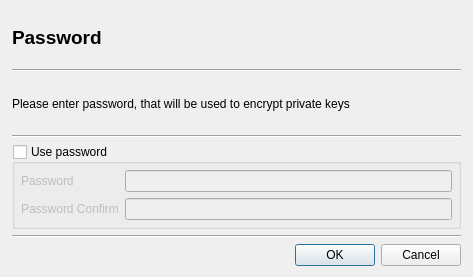
jykim74/CertMan, file CertMan/set_pass_dlg.ui: the form before one commit.
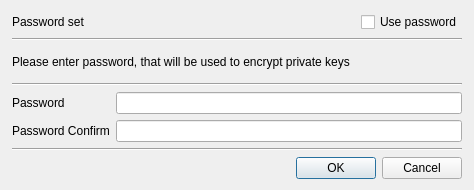
The form after the commit.

Commit message:
SetPasswd 설정 관려 오류 수정
패스워드 설정에서 입력 없이 처리 문제 수정
UI 개선

```diff
--- a/CertMan/set_pass_dlg.ui
+++ b/CertMan/set_pass_dlg.ui
@@ -6,8 +6,8 @@
    <rect>
     <x>0</x>
     <y>0</y>
-    <width>473</width>
-    <height>277</height>
+    <width>474</width>
+    <height>190</height>
    </rect>
   </property>
   <property name="windowTitle">
@@ -24,17 +24,35 @@
     <number>12</number>
    </property>
    <item>
-    <widget class="QLabel" name="label">
-     <property name="font">
-      <font>
-       <pointsize>14</pointsize>
-       <bold>true</bold>
-      </font>
-     </property>
+    <layout class="QGridLayout" name="gridLayout_3">
+     <item row="0" column="2">
+      <widget class="QCheckBox" name="mUsePassCheck">
+       <property name="text">
+        <string>Use password</string>
+       </property>
+      </widget>
+     </item>
+     <item row="0" column="0">
+      <widget class="QLabel" name="mHeadLabel">
      <property name="text">
-      <string>Password</string>
-     </property>
-    </widget>
+        <string>Password set</string>
+       </property>
+      </widget>
+     </item>
+     <item row="0" column="1">
+      <spacer name="horizontalSpacer">
+       <property name="orientation">
+        <enum>Qt::Horizontal</enum>
+       </property>
+       <property name="sizeHint" stdset="0">
+        <size>
+         <width>40</width>
+         <height>20</height>
+        </size>
+       </property>
+      </spacer>
+     </item>
+    </layout>
    </item>
    <item>
     <widget class="Line" name="line_2">
@@ -44,12 +62,19 @@
     </widget>
    </item>
    <item>
-    <widget class="QLabel" name="label_2">
+    <layout class="QGridLayout" name="gridLayout_2">
+     <property name="topMargin">
+      <number>0</number>
+     </property>
+     <item row="0" column="0">
+      <widget class="QLabel" name="mDescLabel">
      <property name="text">
       <string>Please enter password, that will be used to encrypt private keys</string>
      </property>
     </widget>
    </item>
+    </layout>
+   </item>
    <item>
     <widget class="Line" name="line">
      <property name="orientation">
@@ -58,34 +83,14 @@
     </widget>
    </item>
    <item>
-    <widget class="QGroupBox" name="mPasswdGroup">
-     <property name="title">
-      <string>Use password</string>
-     </property>
-     <property name="checkable">
-      <bool>true</bool>
-     </property>
-     <property name="checked">
-      <bool>false</bool>
-     </property>
-     <layout class="QVBoxLayout" name="verticalLayout_2">
-      <property name="spacing">
-       <number>6</number>
-      </property>
-      <property name="leftMargin">
-       <number>6</number>
-      </property>
-      <property name="topMargin">
-       <number>6</number>
-      </property>
-      <property name="rightMargin">
-       <number>6</number>
-      </property>
-      <property name="bottomMargin">
-       <number>6</number>
-      </property>
-      <item>
-       <layout class="QGridLayout" name="gridLayout_3">
+    <layout class="QGridLayout" name="gridLayout">
+     <item row="0" column="0">
+      <widget class="QLabel" name="mPasswdLabel">
+       <property name="text">
+        <string>Password</string>
+       </property>
+      </widget>
+     </item>
         <item row="0" column="1">
          <widget class="QLineEdit" name="mPasswdText">
           <property name="minimumSize">
@@ -99,15 +104,8 @@
           </property>
          </widget>
         </item>
-        <item row="0" column="0">
-         <widget class="QLabel" name="label_3">
-          <property name="text">
-           <string>Password</string>
-          </property>
-         </widget>
-        </item>
         <item row="1" column="0">
-         <widget class="QLabel" name="label_4">
+      <widget class="QLabel" name="mPasswdConfirmLabel">
           <property name="text">
            <string>Password Confirm</string>
           </property>
@@ -122,9 +120,6 @@
         </item>
        </layout>
       </item>
-     </layout>
-    </widget>
-   </item>
    <item>
     <widget class="Line" name="line_3">
      <property name="orientation">
```
Left out of the diff: 4 changed lines with no effect on the pictures. Lines whose indentation alone changed are shown as unchanged. The commit also changes 13 other files.
